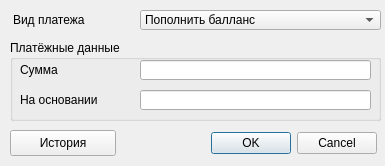
First picture: the form in mdi/forms/transation_edit.ui, repository brat002/ExpertBilling, before the edit.
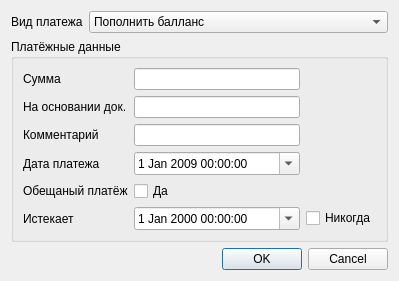
Second picture: the form after the edit.

The edit to the form file:
```diff
--- a/mdi/forms/transation_edit.ui
+++ b/mdi/forms/transation_edit.ui
@@ -1,141 +1,155 @@
 <ui version="4.0" >
  <class>Dialog</class>
- <widget class="QDialog" name="Dialog" >
-  <property name="geometry" >
+ <widget class="QDialog" name="Dialog">
+  <property name="geometry">
    <rect>
     <x>0</x>
     <y>0</y>
-    <width>385</width>
-    <height>166</height>
+    <width>399</width>
+    <height>275</height>
    </rect>
   </property>
   <property name="windowTitle" >
    <string>Новая проводка для Dolphink</string>
   </property>
-  <widget class="QGroupBox" name="groupBox" >
-   <property name="geometry" >
-    <rect>
-     <x>10</x>
-     <y>40</y>
-     <width>371</width>
-     <height>81</height>
-    </rect>
-   </property>
-   <property name="title" >
-    <string>Платёжные данные</string>
-   </property>
-   <widget class="QLineEdit" name="summ_edit" >
-    <property name="geometry" >
-     <rect>
-      <x>130</x>
-      <y>20</y>
-      <width>231</width>
-      <height>20</height>
-     </rect>
-    </property>
-   </widget>
-   <widget class="QLabel" name="summ_label" >
-    <property name="geometry" >
-     <rect>
-      <x>10</x>
-      <y>20</y>
-      <width>111</width>
-      <height>20</height>
-     </rect>
-    </property>
-    <property name="text" >
-     <string>Сумма</string>
-    </property>
-   </widget>
-   <widget class="QLineEdit" name="payed_document_edit" >
-    <property name="geometry" >
-     <rect>
-      <x>130</x>
-      <y>50</y>
-      <width>231</width>
-      <height>20</height>
-     </rect>
-    </property>
-    <property name="frame" >
-     <bool>true</bool>
-    </property>
-   </widget>
-   <widget class="QLabel" name="payed_document_label" >
-    <property name="geometry" >
-     <rect>
-      <x>10</x>
-      <y>50</y>
-      <width>115</width>
-      <height>20</height>
-     </rect>
-    </property>
-    <property name="text" >
-     <string>На основании</string>
-    </property>
-   </widget>
-  </widget>
-  <widget class="QLabel" name="pay_type_label" >
-   <property name="geometry" >
-    <rect>
-     <x>13</x>
-     <y>10</y>
-     <width>111</width>
-     <height>20</height>
-    </rect>
-   </property>
-   <property name="text" >
-    <string>Вид платежа</string>
-   </property>
-  </widget>
-  <widget class="QPushButton" name="transactions_pushButton" >
-   <property name="geometry" >
-    <rect>
-     <x>10</x>
-     <y>130</y>
-     <width>106</width>
-     <height>26</height>
-    </rect>
-   </property>
-   <property name="text" >
-    <string>История</string>
-   </property>
-  </widget>
-  <widget class="QDialogButtonBox" name="buttonBox" >
-   <property name="geometry" >
-    <rect>
-     <x>210</x>
-     <y>130</y>
-     <width>167</width>
-     <height>26</height>
-    </rect>
-   </property>
-   <property name="orientation" >
-    <enum>Qt::Horizontal</enum>
-   </property>
-   <property name="standardButtons" >
-    <set>QDialogButtonBox::Cancel|QDialogButtonBox::NoButton|QDialogButtonBox::Ok</set>
-   </property>
-  </widget>
-  <widget class="QComboBox" name="payed_type_edit" >
-   <property name="geometry" >
-    <rect>
-     <x>140</x>
-     <y>10</y>
-     <width>241</width>
-     <height>20</height>
-    </rect>
-   </property>
-   <item>
-    <property name="text" >
-     <string>Пополнить балланс</string>
-    </property>
+  <layout class="QGridLayout" name="gridLayout_2">
+   <item row="0" column="0">
+    <widget class="QLabel" name="pay_type_label">
+     <property name="text">
+      <string>Вид платежа</string>
+     </property>
+    </widget>
    </item>
-   <item>
-    <property name="text" >
-     <string>Списать с балланса</string>
-    </property>
+   <item row="0" column="1" colspan="2">
+    <widget class="QComboBox" name="payed_type_edit">
+     <item>
+      <property name="text">
+       <string>Пополнить балланс</string>
+      </property>
+     </item>
+     <item>
+      <property name="text">
+       <string>Списать с балланса</string>
+      </property>
+     </item>
+    </widget>
    </item>
-  </widget>
+   <item row="1" column="0" colspan="3">
+    <widget class="QGroupBox" name="groupBox">
+     <property name="title">
+      <string>Платёжные данные</string>
+     </property>
+     <layout class="QGridLayout" name="gridLayout">
+      <item row="0" column="0">
+       <widget class="QLabel" name="summ_label">
+        <property name="text">
+         <string>Сумма</string>
+        </property>
+       </widget>
+      </item>
+      <item row="0" column="1">
+       <widget class="QLineEdit" name="summ_edit"/>
+      </item>
+      <item row="1" column="0">
+       <widget class="QLabel" name="payed_document_label">
+        <property name="text">
+         <string>На основании док.</string>
+        </property>
+       </widget>
+      </item>
+      <item row="1" column="1">
+       <widget class="QLineEdit" name="payed_document_edit">
+        <property name="frame">
+         <bool>true</bool>
+        </property>
+       </widget>
+      </item>
+      <item row="2" column="0">
+       <widget class="QLabel" name="label">
+        <property name="text">
+         <string>Комментарий</string>
+        </property>
+       </widget>
+      </item>
+      <item row="2" column="1">
+       <widget class="QLineEdit" name="lineEdit"/>
+      </item>
+      <item row="3" column="0">
+       <widget class="QLabel" name="label_paymend_date">
+        <property name="text">
+         <string>Дата платежа</string>
+        </property>
+       </widget>
+      </item>
+      <item row="3" column="1">
+       <widget class="QDateTimeEdit" name="dateTimeEdit_paymend_date">
+        <property name="frame">
+         <bool>true</bool>
+        </property>
+        <property name="dateTime">
+         <datetime>
+          <hour>0</hour>
+          <minute>0</minute>
+          <second>0</second>
+          <year>2009</year>
+          <month>1</month>
+          <day>1</day>
+         </datetime>
+        </property>
+        <property name="calendarPopup">
+         <bool>true</bool>
+        </property>
+       </widget>
+      </item>
+      <item row="4" column="0">
+       <widget class="QLabel" name="label_promise">
+        <property name="text">
+         <string>Обещаный платёж</string>
+        </property>
+       </widget>
+      </item>
+      <item row="4" column="1">
+       <widget class="QCheckBox" name="checkBox_promise">
+        <property name="text">
+         <string>Да</string>
+        </property>
+       </widget>
+      </item>
+      <item row="5" column="0">
+       <widget class="QLabel" name="label_end_promise">
+        <property name="text">
+         <string>Истекает</string>
+        </property>
+       </widget>
+      </item>
+      <item row="5" column="1">
+       <widget class="QDateTimeEdit" name="dateTimeEdit_end_promise">
+        <property name="calendarPopup">
+         <bool>true</bool>
+        </property>
+       </widget>
+      </item>
+      <item row="5" column="2">
+       <widget class="QCheckBox" name="checkBox_promise_infinite">
+        <property name="text">
+         <string>Никогда</string>
+        </property>
+       </widget>
+      </item>
+     </layout>
+    </widget>
+   </item>
+   <item row="2" column="2">
+    <widget class="QDialogButtonBox" name="buttonBox">
+     <property name="orientation">
+      <enum>Qt::Horizontal</enum>
+     </property>
+     <property name="standardButtons">
+      <set>QDialogButtonBox::Cancel|QDialogButtonBox::Ok</set>
+     </property>
+    </widget>
+   </item>
+  </layout>
  </widget>
  <resources/>
  <connections>
```
Left out of the diff: 13 changed lines with no effect on the pictures.
